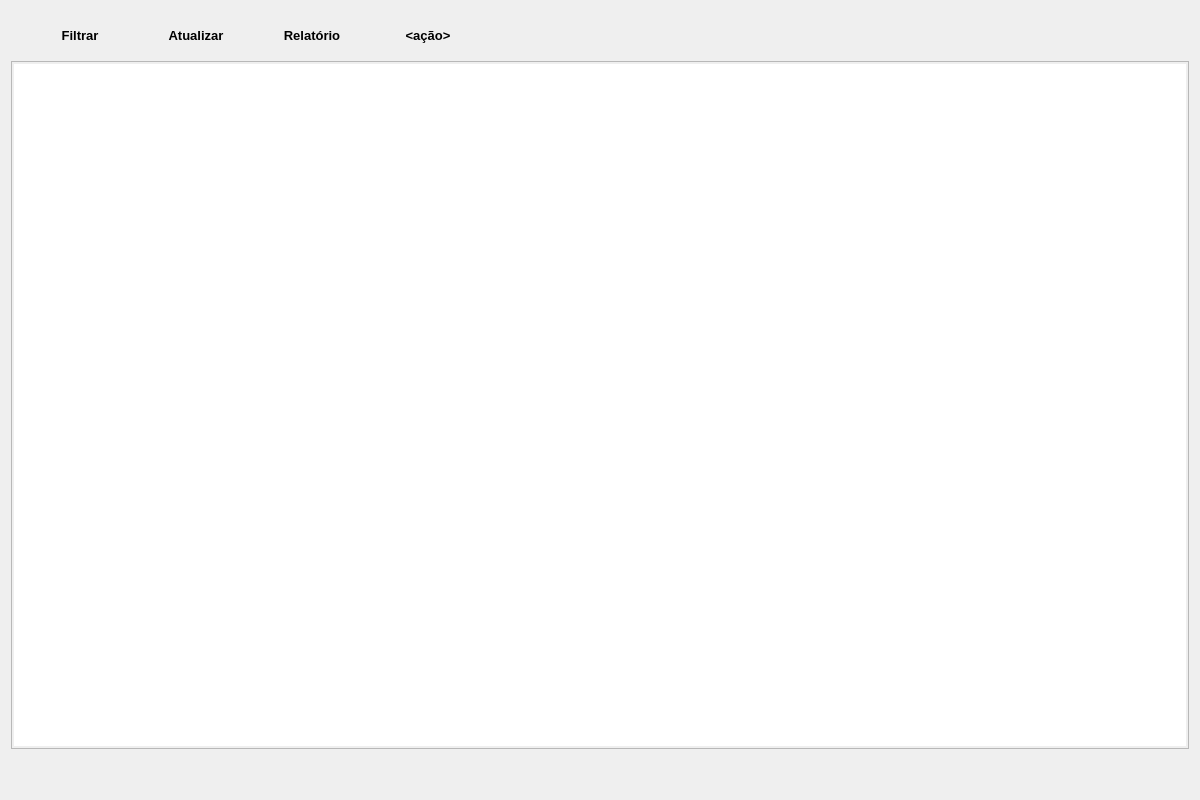
Old version of the form Resources/UI/Componentes/ListaPadrao.ui in the repository Klubas/Projeto-SOAD.
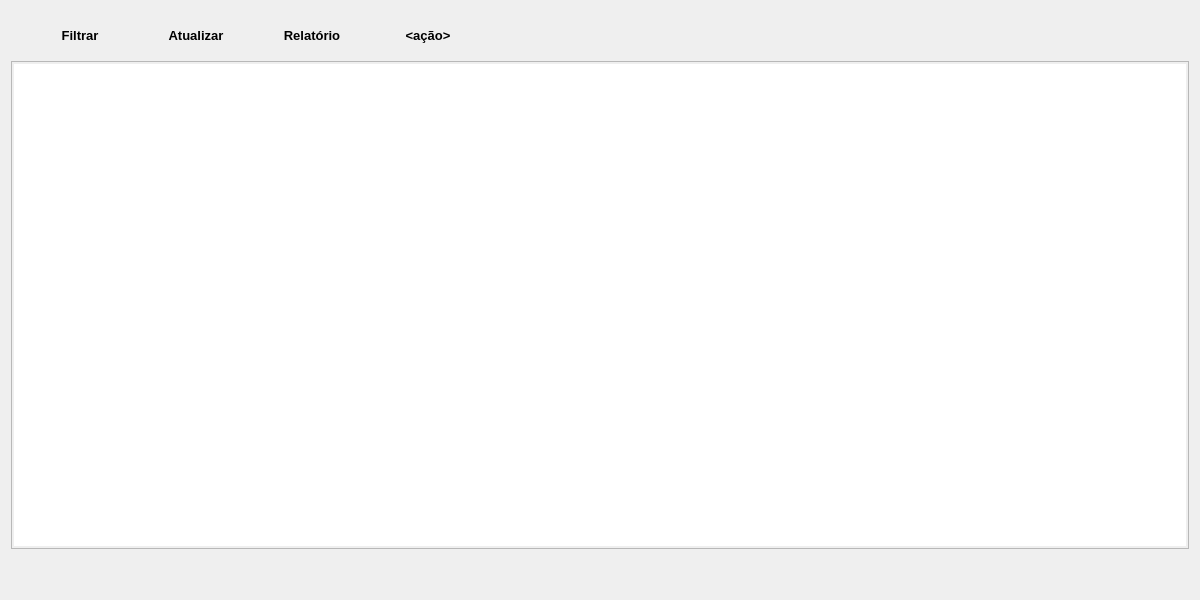
New version of the form.

The edit to the form file:
```diff
--- a/Resources/UI/Componentes/ListaPadrao.ui
+++ b/Resources/UI/Componentes/ListaPadrao.ui
@@ -7,13 +7,13 @@
     <x>0</x>
     <y>0</y>
     <width>1200</width>
-    <height>800</height>
+    <height>600</height>
    </rect>
   </property>
   <property name="minimumSize">
    <size>
     <width>1200</width>
-    <height>800</height>
+    <height>600</height>
    </size>
   </property>
   <property name="windowTitle">
```
